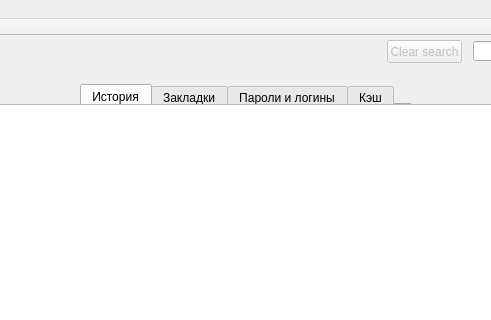
Above: src/FFParser_GUI/source/mainwindow.ui from sp0wk/FFParser_2017 before the change; both pictures show x 253 to 744 and y 0 to 320 of the 944 by 720 pixel window. Below: the same form after it.
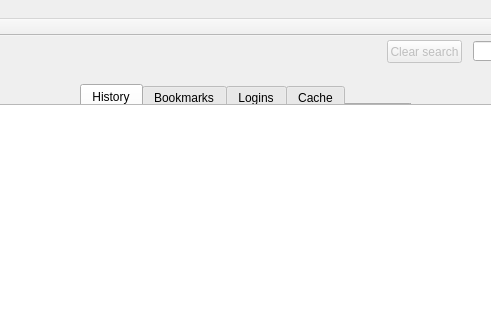
That is the form after the change.

Patch:
```diff
--- a/src/FFParser_GUI/source/mainwindow.ui
+++ b/src/FFParser_GUI/source/mainwindow.ui
@@ -101,22 +101,22 @@
     </property>
     <widget class="QWidget" name="tab">
      <attribute name="title">
-      <string>История</string>
+      <string>History</string>
      </attribute>
     </widget>
     <widget class="QWidget" name="tab_3">
      <attribute name="title">
-      <string>Закладки</string>
+      <string>Bookmarks</string>
      </attribute>
     </widget>
     <widget class="QWidget" name="tab_2">
      <attribute name="title">
-      <string>Пароли и логины</string>
+      <string>Logins</string>
      </attribute>
     </widget>
     <widget class="QWidget" name="tab_4">
      <attribute name="title">
-      <string>Кэш</string>
+      <string>Cache</string>
      </attribute>
     </widget>
    </widget>
```
Left out of the diff: 2 changed lines with no effect on the pictures.
